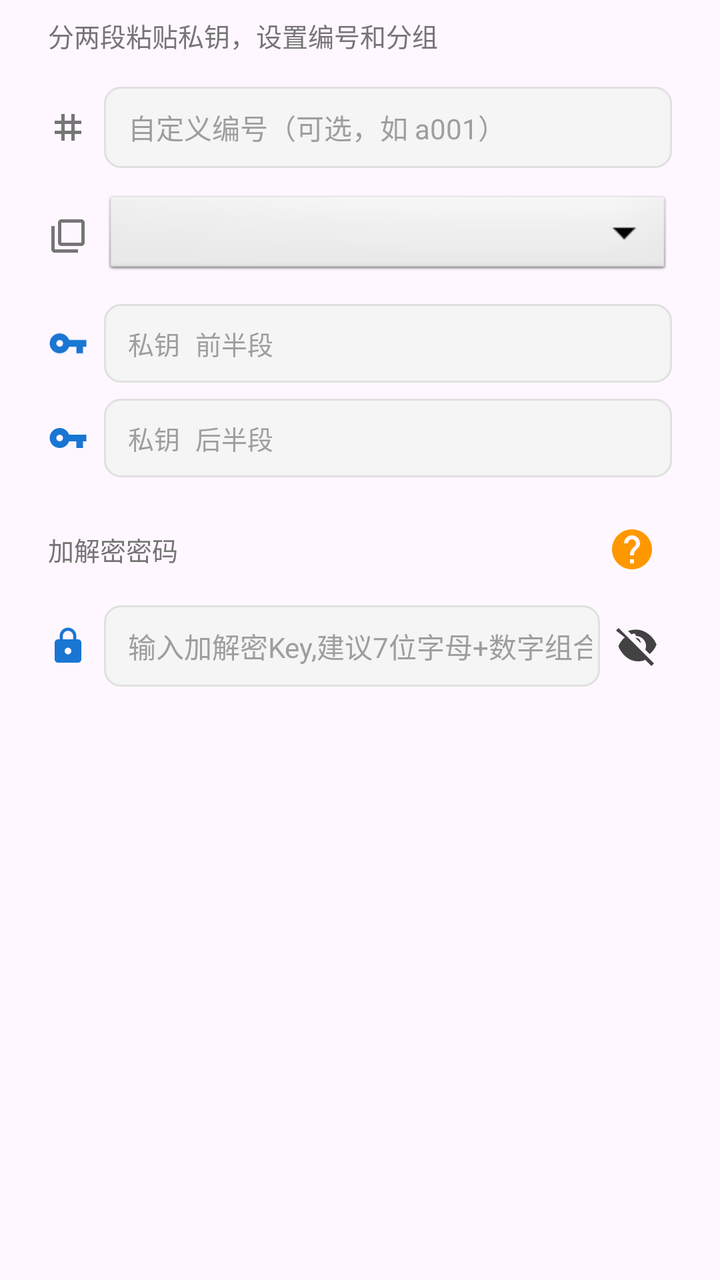
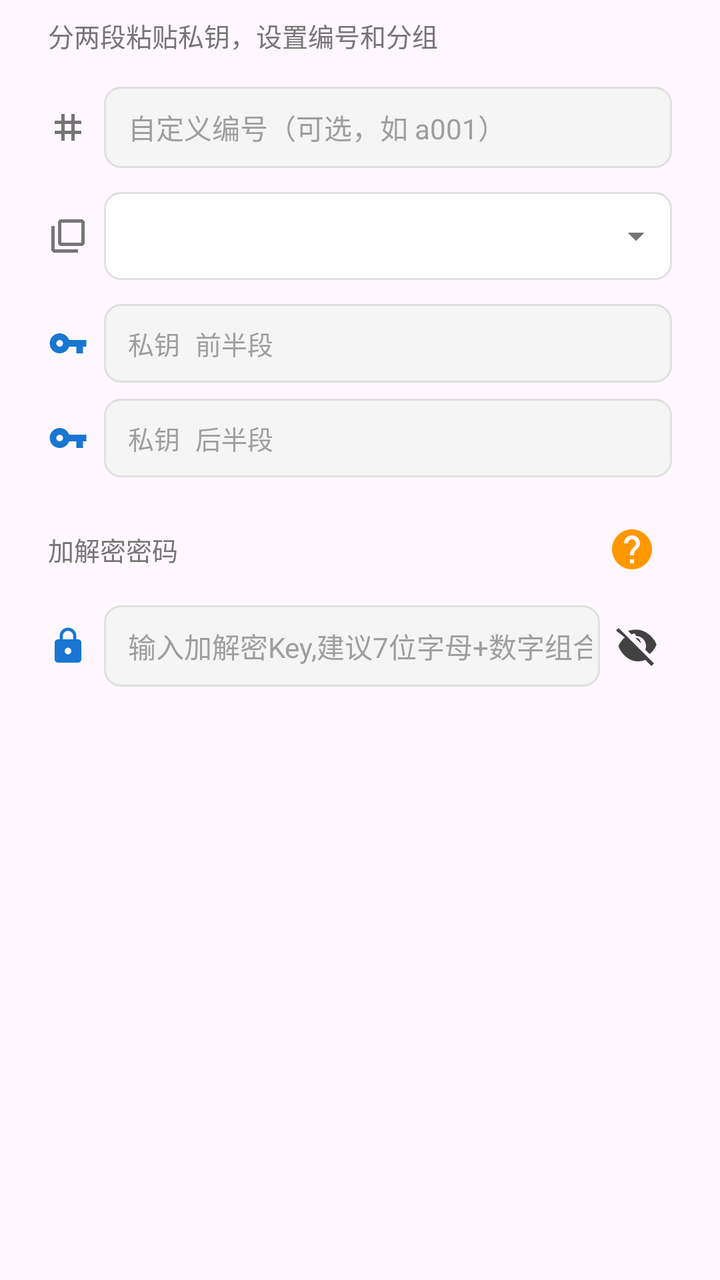

Two renders of the same Android screen: before a commit and after it. Below are the layout's source before the change and the commit's diff.
<!-- AndroidManifest.xml: application theme Theme.WlClient -->
<!-- res/layout/dialog_add_key.xml -->
<?xml version="1.0" encoding="utf-8"?>
<ScrollView xmlns:android="http://schemas.android.com/apk/res/android"
    xmlns:app="http://schemas.android.com/apk/res-auto"
    android:layout_width="match_parent"
    android:layout_height="wrap_content">

    <LinearLayout
        android:layout_width="match_parent"
        android:layout_height="wrap_content"
        android:orientation="vertical"
        android:paddingStart="24dp"
        android:paddingEnd="24dp"
        android:paddingTop="8dp"
        android:paddingBottom="16dp">

        <TextView
            style="@style/DialogSubtitleStyle"
            android:layout_width="wrap_content"
            android:layout_height="wrap_content"
            android:text="分两段粘贴私钥，设置编号和分组" />

        <LinearLayout
            android:layout_width="match_parent"
            android:layout_height="wrap_content"
            android:orientation="horizontal"
            android:gravity="center_vertical"
            android:layout_marginTop="16dp">

            <ImageView
                android:layout_width="20dp"
                android:layout_height="20dp"
                android:src="@drawable/ic_hash_svg"
                android:layout_marginEnd="8dp" />

            <EditText
                android:id="@+id/et_custom_code"
                style="@style/DialogInputStyle"
                android:layout_width="match_parent"
                android:layout_height="wrap_content"
                android:hint="自定义编号（可选，如 a001）"
                android:inputType="text"
                android:textSize="14sp" />
        </LinearLayout>

        <LinearLayout
            android:layout_width="match_parent"
            android:layout_height="wrap_content"
            android:orientation="horizontal"
            android:gravity="center_vertical"
            android:layout_marginTop="12dp">

            <ImageView
                android:layout_width="20dp"
                android:layout_height="20dp"
                android:src="@drawable/ic_group_svg"
                android:layout_marginEnd="8dp" />

            <Spinner
                android:id="@+id/sp_group_no"
                android:layout_width="match_parent"
                android:layout_height="44dp"
                android:background="@android:drawable/btn_dropdown" />
        </LinearLayout>

        <LinearLayout
            android:layout_width="match_parent"
            android:layout_height="wrap_content"
            android:orientation="horizontal"
            android:gravity="center_vertical"
            android:layout_marginTop="12dp">

            <ImageView
                android:layout_width="20dp"
                android:layout_height="20dp"
                android:src="@drawable/ic_key_svg"
                android:layout_marginEnd="8dp" />

            <EditText
                android:id="@+id/et_pk_part1"
                style="@style/DialogInputStyle"
                android:layout_width="match_parent"
                android:layout_height="wrap_content"
                android:hint="私钥 前半段"
                android:inputType="textNoSuggestions"
                android:textSize="13sp"
                android:fontFamily="monospace" />
        </LinearLayout>

        <LinearLayout
            android:layout_width="match_parent"
            android:layout_height="wrap_content"
            android:orientation="horizontal"
            android:gravity="center_vertical"
            android:layout_marginTop="8dp">

            <ImageView
                android:layout_width="20dp"
                android:layout_height="20dp"
                android:src="@drawable/ic_key_svg"
                android:layout_marginEnd="8dp" />

            <EditText
                android:id="@+id/et_pk_part2"
                style="@style/DialogInputStyle"
                android:layout_width="match_parent"
                android:layout_height="wrap_content"
                android:hint="私钥 后半段"
                android:inputType="textNoSuggestions"
                android:textSize="13sp"
                android:fontFamily="monospace" />
        </LinearLayout>

        <LinearLayout
            android:layout_width="match_parent"
            android:layout_height="wrap_content"
            android:orientation="horizontal"
            android:gravity="center_vertical"
            android:layout_marginTop="16dp">

            <TextView
                android:id="@+id/tv_user_crypto_key"
                style="@style/DialogSubtitleStyle"
                android:layout_width="0dp"
                android:layout_height="wrap_content"
                android:layout_weight="1"
                android:text="加解密密码" />

            <ImageButton
                android:id="@+id/iv_crypto_help"
                android:layout_width="40dp"
                android:layout_height="40dp"
                android:background="?attr/selectableItemBackgroundBorderless"
                android:contentDescription="密码安全说明"
                android:src="@drawable/ic_help_svg"
                android:padding="4dp" />
        </LinearLayout>

        <RelativeLayout
            android:layout_width="match_parent"
            android:layout_height="wrap_content"
            android:layout_marginTop="8dp">

            <ImageView
                android:id="@+id/iv_lock_icon"
                android:layout_width="20dp"
                android:layout_height="20dp"
                android:layout_centerVertical="true"
                android:layout_marginEnd="8dp"
                android:src="@drawable/ic_lock_svg" />

            <EditText
                android:id="@+id/et_user_crypto_key"
                style="@style/DialogInputStyle"
                android:layout_width="match_parent"
                android:layout_height="wrap_content"
                android:layout_toEndOf="@id/iv_lock_icon"
                android:layout_toStartOf="@id/iv_eye_toggle"
                android:hint="输入加解密Key,建议7位字母+数字组合及以上"
                android:inputType="textPassword"
                android:textSize="14sp"
                android:paddingEnd="4dp" />

            <ImageButton
                android:id="@+id/iv_eye_toggle"
                android:layout_width="36dp"
                android:layout_height="36dp"
                android:layout_alignParentEnd="true"
                android:layout_centerVertical="true"
                android:background="?attr/selectableItemBackgroundBorderless"
                android:contentDescription="显示/隐藏密码"
                android:src="@drawable/ic_eye_off_svg"
                android:padding="6dp" />
        </RelativeLayout>

    </LinearLayout>
</ScrollView>
<!-- resources referenced by this layout -->
<resources>
  <!-- drawable ic_group_svg (drawable) -->
  <?xml version="1.0" encoding="utf-8"?>
  <vector xmlns:android="http://schemas.android.com/apk/res/android"
      android:width="24dp"
      android:height="24dp"
      android:viewportWidth="24"
      android:viewportHeight="24">
      <path
          android:fillColor="#757575"
          android:pathData="M4,6H2v14c0,1.1 0.9,2 2,2h14v-2H4V6zM20,2H8c-1.1,0 -2,0.9 -2,2v12c0,1.1 0.9,2 2,2h12c1.1,0 2,-0.9 2,-2V4c0,-1.1 -0.9,-2 -2,-2zM20,16H8V4h12v12z" />
  </vector>
  <!-- drawable ic_hash_svg (drawable) -->
  <?xml version="1.0" encoding="utf-8"?>
  <vector xmlns:android="http://schemas.android.com/apk/res/android"
      android:width="24dp"
      android:height="24dp"
      android:viewportWidth="24"
      android:viewportHeight="24">
      <path
          android:fillColor="#757575"
          android:pathData="M20,10V8h-4V4h-2v4h-4V4H8v4H4v2h4v4H4v2h4v4h2v-4h4v4h2v-4h4v-2h-4v-4H20zM14,14h-4v-4h4v4z" />
  </vector>
  <!-- drawable ic_key_svg (drawable) -->
  <?xml version="1.0" encoding="utf-8"?>
  <vector xmlns:android="http://schemas.android.com/apk/res/android"
      android:width="24dp"
      android:height="24dp"
      android:viewportWidth="24"
      android:viewportHeight="24">
      <path
          android:fillColor="#1976D2"
          android:pathData="M12.65,10C11.83,7.67 9.61,6 7,6c-3.31,0 -6,2.69 -6,6s2.69,6 6,6c2.61,0 4.83,-1.67 5.65,-4H17v4h4v-4h2v-4H12.65zM7,14c-1.1,0 -2,-0.9 -2,-2s0.9,-2 2,-2 2,0.9 2,2 -0.9,2 -2,2z" />
  </vector>
  <style name="DialogInputStyle">
          <item name="android:background">@drawable/bg_input_focused</item>
          <item name="android:textSize">14sp</item>
          <item name="android:textColor">#212121</item>
          <item name="android:textColorHint">#9E9E9E</item>
      </style>
  <style name="DialogSubtitleStyle">
          <item name="android:textSize">13sp</item>
          <item name="android:textColor">#757575</item>
      </style>
  <style name="Theme.WlClient" parent="Base.Theme.WlClient" />
  <style name="Base.Theme.WlClient" parent="Theme.Material3.DayNight.NoActionBar">
          
          
      </style>
  <!-- unchanged entries left out for length: 4 -->
</resources>

<!-- the commit's change to res/layout/dialog_add_key.xml (unified diff, before → after) -->
@@ -55,11 +55,26 @@
                 android:src="@drawable/ic_group_svg"
                 android:layout_marginEnd="8dp" />
 
-            <Spinner
-                android:id="@+id/sp_group_no"
+            <RelativeLayout
                 android:layout_width="match_parent"
-                android:layout_height="44dp"
-                android:background="@android:drawable/btn_dropdown" />
+                android:layout_height="44dp">
+
+                <Spinner
+                    android:id="@+id/sp_group_no"
+                    style="@style/AppSpinner"
+                    android:layout_width="match_parent"
+                    android:layout_height="match_parent" />
+
+                <ImageView
+                    android:layout_width="20dp"
+                    android:layout_height="20dp"
+                    android:layout_alignParentEnd="true"
+                    android:layout_centerVertical="true"
+                    android:layout_marginEnd="8dp"
+                    android:src="@drawable/ic_dropdown_arrow_svg"
+                    android:clickable="false"
+                    android:focusable="false" />
+            </RelativeLayout>
         </LinearLayout>
 
         <LinearLayout
<!-- resource entries referenced after the edit -->
@@ -1,5 +1,16 @@
 <!-- resources referenced by this layout -->
 <resources>
+  <!-- drawable ic_dropdown_arrow_svg (drawable) -->
+  <?xml version="1.0" encoding="utf-8"?>
+  <vector xmlns:android="http://schemas.android.com/apk/res/android"
+      android:width="24dp"
+      android:height="24dp"
+      android:viewportWidth="24"
+      android:viewportHeight="24">
+      <path
+          android:fillColor="#757575"
+          android:pathData="M7,10l5,5 5,-5z" />
+  </vector>
   <!-- drawable ic_group_svg (drawable) -->
   <?xml version="1.0" encoding="utf-8"?>
   <vector xmlns:android="http://schemas.android.com/apk/res/android"
@@ -33,6 +44,14 @@
           android:fillColor="#1976D2"
           android:pathData="M12.65,10C11.83,7.67 9.61,6 7,6c-3.31,0 -6,2.69 -6,6s2.69,6 6,6c2.61,0 4.83,-1.67 5.65,-4H17v4h4v-4h2v-4H12.65zM7,14c-1.1,0 -2,-0.9 -2,-2s0.9,-2 2,-2 2,0.9 2,2 -0.9,2 -2,2z" />
   </vector>
+  <style name="AppSpinner">
+          <item name="android:background">@drawable/bg_spinner</item>
+          <item name="android:dropDownWidth">match_parent</item>
+          <item name="android:popupBackground">@color/white</item>
+          <item name="android:dropDownVerticalOffset">4dp</item>
+          <item name="android:dropDownHorizontalOffset">0dp</item>
+          <item name="android:spinnerMode">dropdown</item>
+      </style>
   <style name="DialogInputStyle">
           <item name="android:background">@drawable/bg_input_focused</item>
           <item name="android:textSize">14sp</item>
@@ -44,6 +63,25 @@
           <item name="android:textColor">#757575</item>
       </style>
   <style name="Theme.WlClient" parent="Base.Theme.WlClient" />
+  <!-- drawable bg_spinner (drawable) -->
+  <?xml version="1.0" encoding="utf-8"?>
+  <selector xmlns:android="http://schemas.android.com/apk/res/android">
+      <item android:state_pressed="true">
+          <shape android:shape="rectangle">
+              <solid android:color="#F5F5F5" />
+              <corners android:radius="8dp" />
+              <stroke android:width="1dp" android:color="#1976D2" />
+          </shape>
+      </item>
+      <item>
+          <shape android:shape="rectangle">
+              <solid android:color="#FFFFFF" />
+              <corners android:radius="8dp" />
+              <stroke android:width="1dp" android:color="#E0E0E0" />
+          </shape>
+      </item>
+  </selector>
+  <color name="white">#FFFFFFFF</color>
   <style name="Base.Theme.WlClient" parent="Theme.Material3.DayNight.NoActionBar">
           
           
